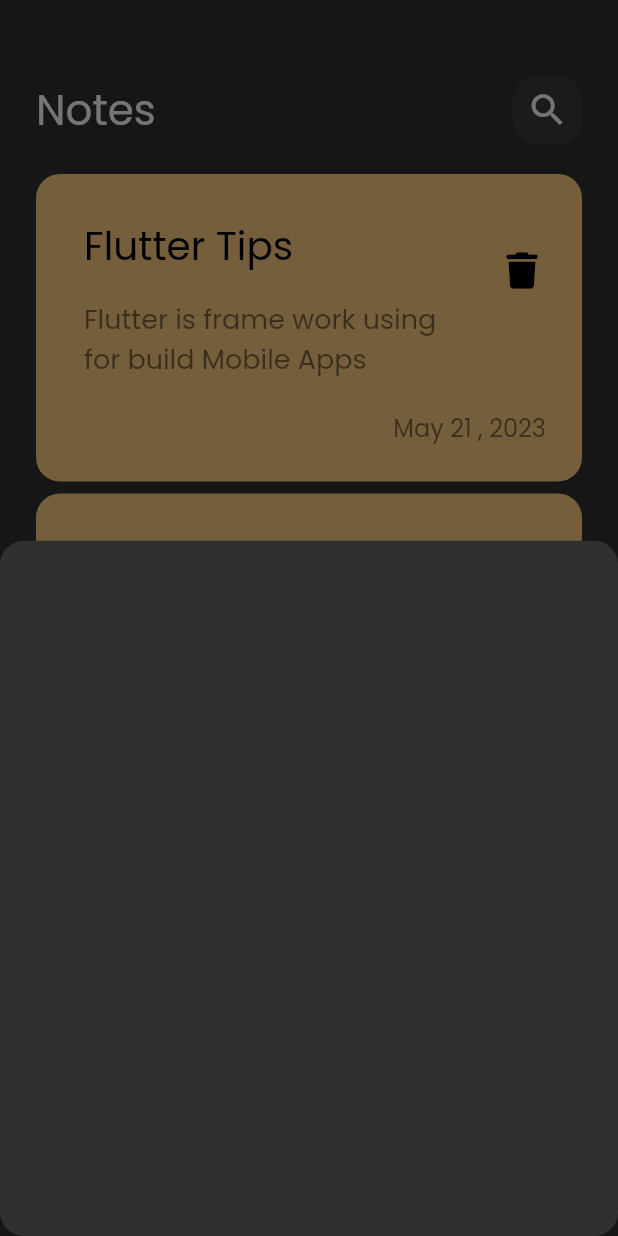
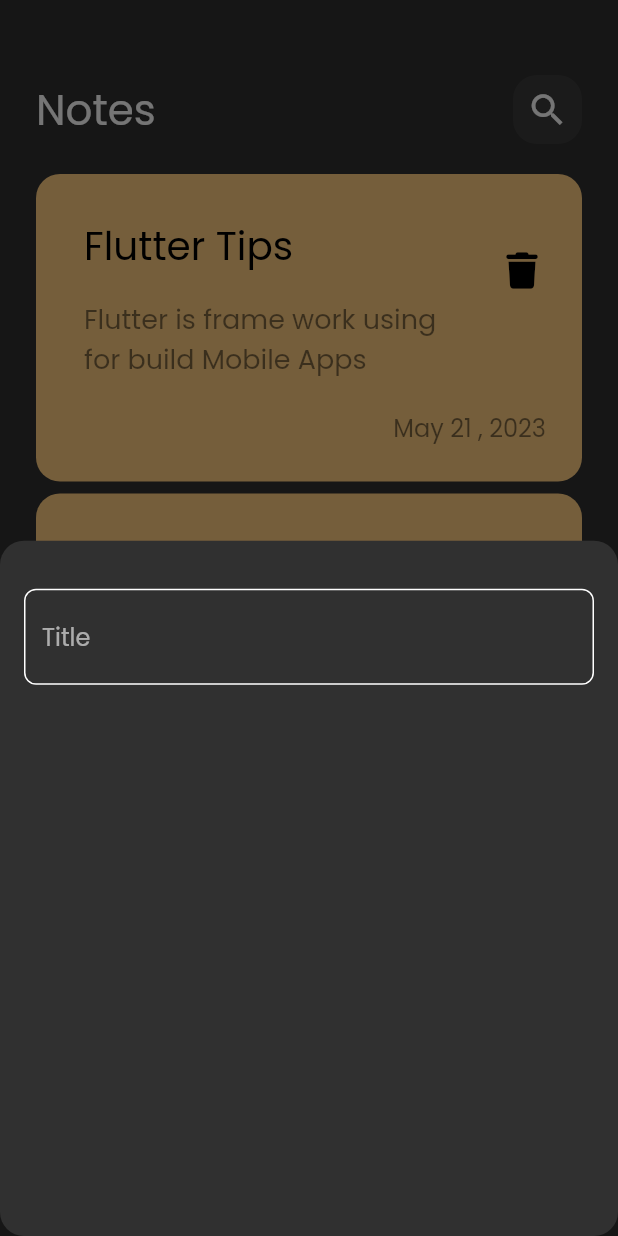
Before and after one commit to MinaAdly2/notes-app, a Flutter app: the screen it shows after launch, after a tap on the "add" icon, on a phone screen of 412 x 824 dp. Run offline on Flutter 3.47's test engine with Material 2 defaults, Android fonts, the phone set to English and light mode, and no system bars; our stand-ins replace font_awesome_flutter.

Commit message:
create custom text form field

```diff
--- /dev/null
+++ b/lib/constants.dart
@@ -0,0 +1,3 @@
+import 'package:flutter/material.dart';
+
+const kPrimaryColor = Color(0xff62FCD7);
--- a/lib/views/widgets/add_note_bottom_sheet.dart
+++ b/lib/views/widgets/add_note_bottom_sheet.dart
@@ -1,10 +1,21 @@
 import 'package:flutter/material.dart';
+import 'package:notes_app/views/widgets/custom_text_form_field.dart';
 
 class AddNoteBottomSheet extends StatelessWidget {
   const AddNoteBottomSheet({super.key});
 
   @override
   Widget build(BuildContext context) {
-    return Container();
+    return Padding(
+      padding: const EdgeInsets.symmetric(horizontal: 16),
+      child: Column(
+        children: [
+          SizedBox(
+            height: 32,
+          ),
+          CustomTextFormField(),
+        ],
+      ),
+    );
   }
 }
--- /dev/null
+++ b/lib/views/widgets/custom_text_form_field.dart
@@ -0,0 +1,26 @@
+import 'package:flutter/material.dart';
+import 'package:notes_app/constants.dart';
+
+class CustomTextFormField extends StatelessWidget {
+  const CustomTextFormField({super.key});
+
+  @override
+  Widget build(BuildContext context) {
+    return TextFormField(
+      cursorColor: kPrimaryColor,
+      decoration: InputDecoration(
+        hintText: 'Title',
+        border: buildBorder(),
+        enabledBorder: buildBorder(),
+        focusedBorder: buildBorder(kPrimaryColor),
+      ),
+    );
+  }
+
+  OutlineInputBorder buildBorder([color]) {
+    return OutlineInputBorder(
+      borderRadius: BorderRadius.circular(8),
+      borderSide: BorderSide(color: color ?? Colors.white),
+    );
+  }
+}
```
